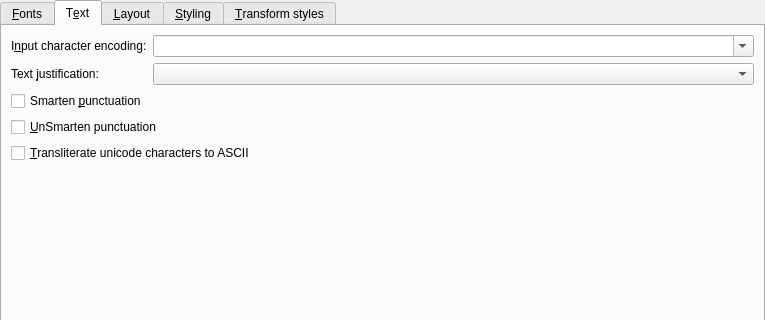
Before: the Qt Designer form src/calibre/gui2/convert/look_and_feel.ui in debian-calibre/calibre, drawn with Qt 5; both pictures show x 0 to 765 and y 0 to 320 of the 765 by 619 pixel window.
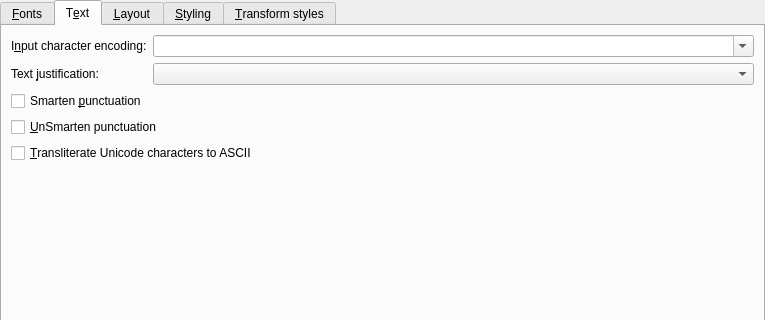
After: the same form once the commit is applied. The open tabs and pages were chosen to show the change. Icons and pictures are not drawn. Custom widgets are drawn as their Qt base class.

Patch:
```diff
--- a/src/calibre/gui2/convert/look_and_feel.ui
+++ b/src/calibre/gui2/convert/look_and_feel.ui
@@ -247,7 +247,7 @@
        <item row="7" column="0" colspan="2">
         <widget class="QCheckBox" name="opt_asciiize">
          <property name="text">
-          <string>&amp;Transliterate unicode characters to ASCII</string>
+          <string>&amp;Transliterate Unicode characters to ASCII</string>
          </property>
         </widget>
        </item>
```
